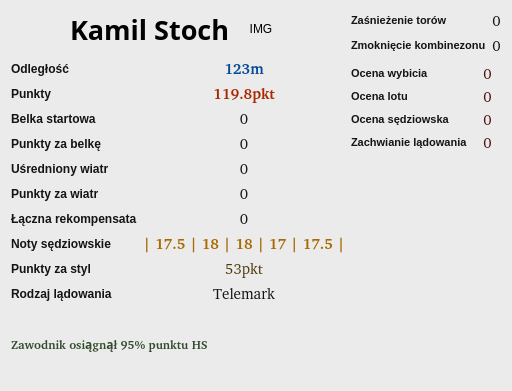
The window that source/UI/ResultsShowing/JumpDataDetailedInfoWindow.ui (SiekamCebule/sj-sim) describes before a commit, drawn with Qt 5.
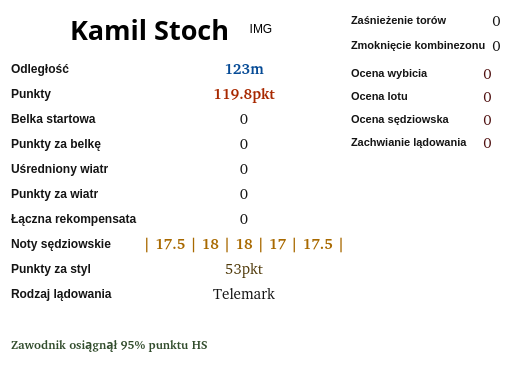
The same window after the commit.

Patch:
```diff
--- a/source/UI/ResultsShowing/JumpDataDetailedInfoWindow.ui
+++ b/source/UI/ResultsShowing/JumpDataDetailedInfoWindow.ui
@@ -20,7 +20,7 @@
    <string>Informacje o skoku</string>
   </property>
   <property name="styleSheet">
-   <string notr="true">background-color: rgb(235, 235, 235);</string>
+   <string notr="true">background-color: rgb(255,255,255);</string>
   </property>
   <layout class="QHBoxLayout" name="horizontalLayout">
    <item>
```
